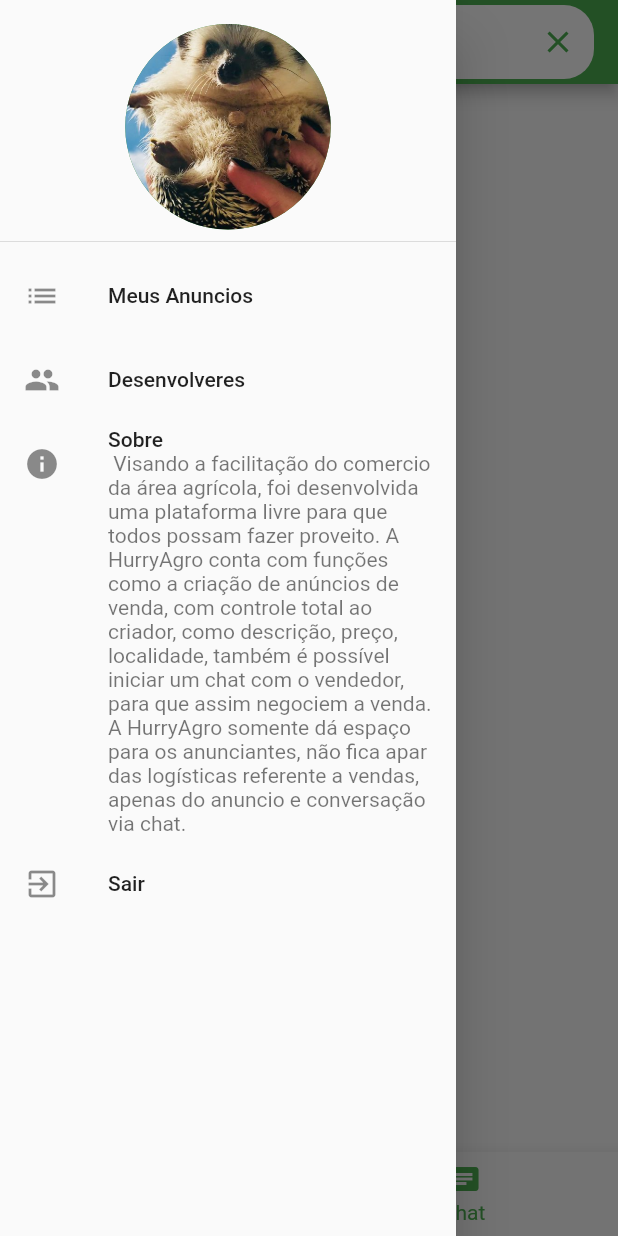
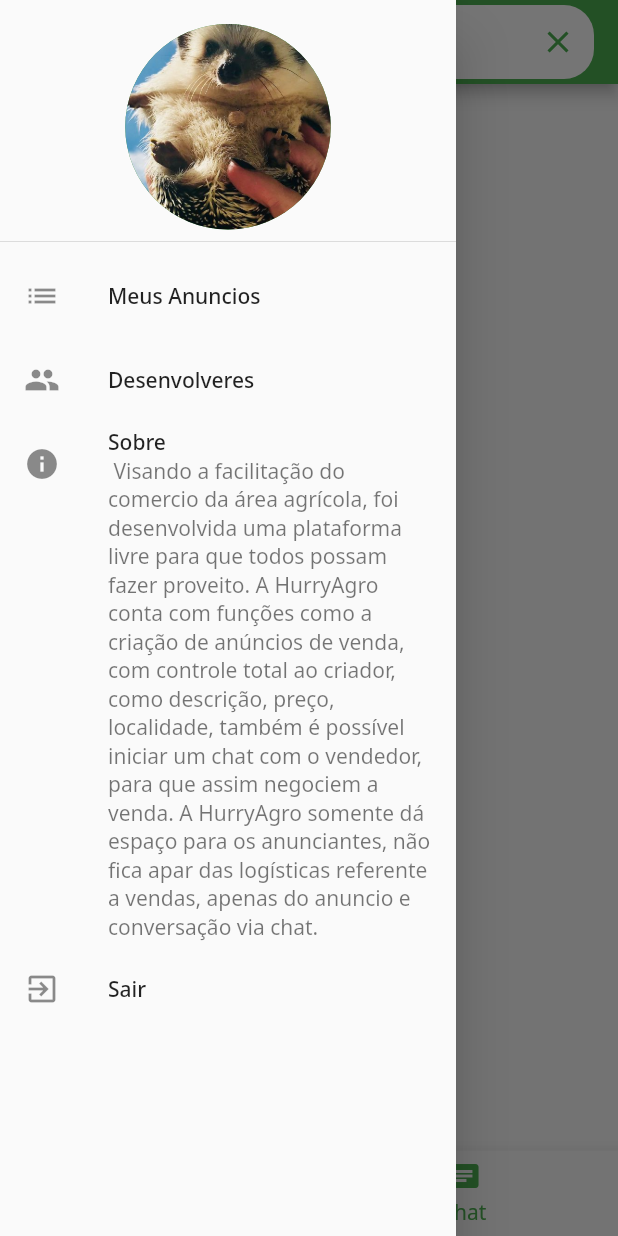
Before and after one commit to Bigjhow/HurryAgro, a Flutter app: the screen it shows after launch, item 2 of the bottom bar chosen, with the side drawer open, on a phone screen of 412 x 824 dp. Run offline on Flutter 3.47's test engine with Material 2 defaults, Android fonts, the phone set to English and light mode, and no system bars; our stand-ins replace carousel_slider, image_picker, page_transition; network calls fail.

Commit message:
Add font for all files

```diff
--- a/lib/main.dart
+++ b/lib/main.dart
@@ -11,9 +11,7 @@ class MyApp extends StatelessWidget {
     return MaterialApp(
       title: 'Hurry Agro',
       debugShowCheckedModeBanner: false,
-      theme: ThemeData(
-        primarySwatch: Colors.green,
-      ),
+      theme: ThemeData(primarySwatch: Colors.green, fontFamily: "NotoSans"),
       home: Nav(),
     );
   }
```
